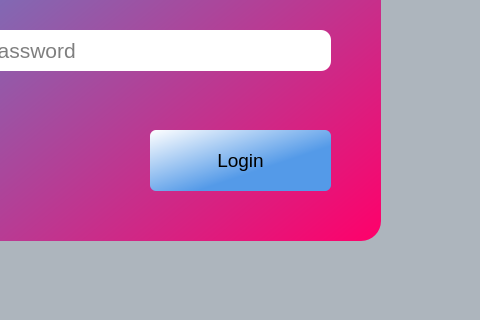
Before: the Qt Designer form CoviCURE/Forms/Main/login.ui in ayush-regmi/CoviCURE, drawn with Qt 5; both pictures show x 610 to 1090 and y 380 to 700 of the 1200 by 700 pixel window.
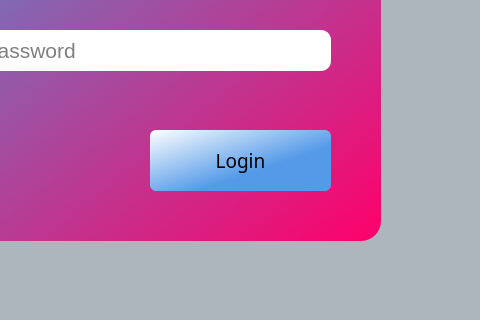
After: the same form once the commit is applied.

What changed in the file:
```diff
--- a/CoviCURE/Forms/Main/login.ui
+++ b/CoviCURE/Forms/Main/login.ui
@@ -221,6 +221,7 @@
     </property>
     <property name="font">
      <font>
+      <family>Arial Rounded MT Bold</family>
       <pointsize>14</pointsize>
       <italic>false</italic>
       <bold>false</bold>
```
Left out of the diff: 5 changed lines with no effect on the pictures.
